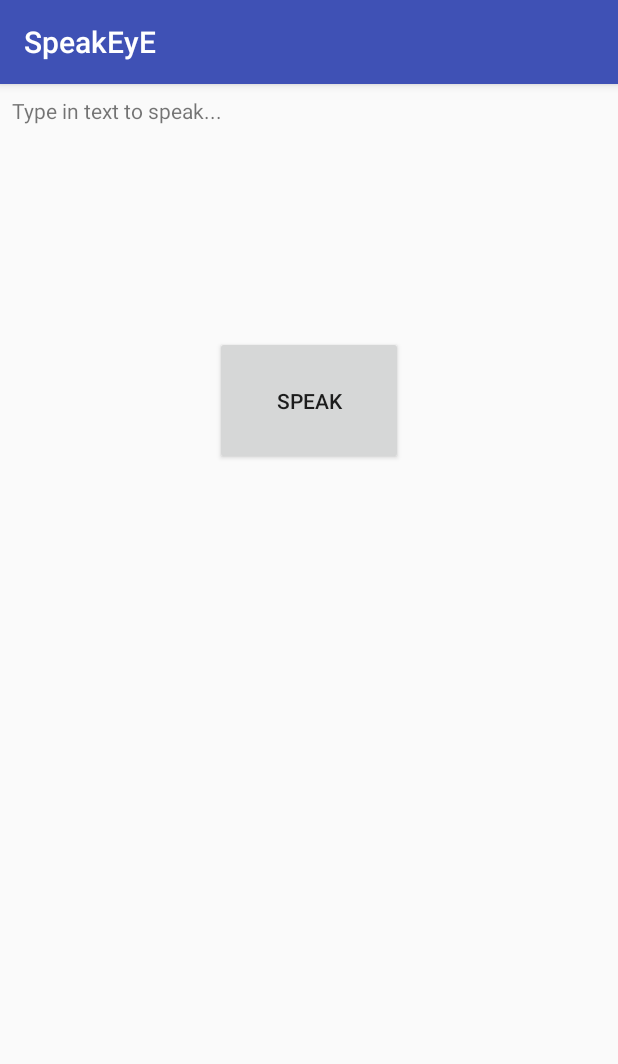
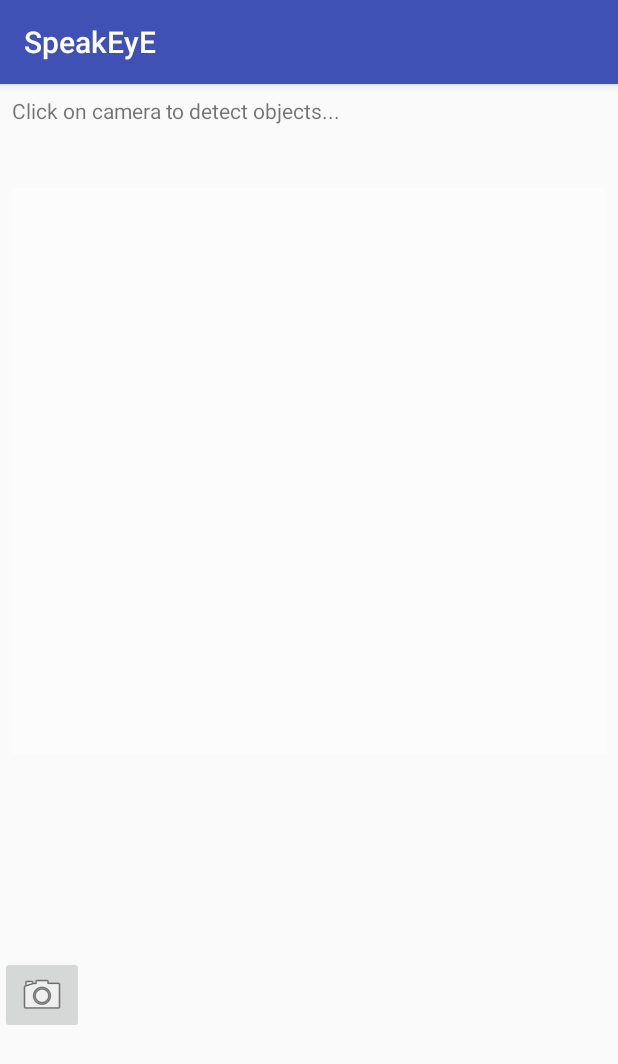
Before and after one commit to grumpySloth357/objectDetection, an Android app: the DetectObjectsActivity screen opened directly, with no data from a screen before it, on a phone screen of 412 x 824 dp. Shown: the top 1064 px of the screen. Run offline under Robolectric (Android 15) with nearby library versions, the phone set to English and light mode, and no system bars.

Commit message:
:pig_nose: adding object detection activity

```diff
--- a/SpeakEyE/app/src/main/AndroidManifest.xml
+++ b/SpeakEyE/app/src/main/AndroidManifest.xml
@@ -1,7 +1,10 @@
 <?xml version="1.0" encoding="utf-8"?>
 <manifest xmlns:android="http://schemas.android.com/apk/res/android"
     package="angrysloth357.speakeye">
-
+    <uses-feature android:name="android.hardware.camera"
+        android:required="true" />
+    <uses-permission android:name="android.permission.WRITE_EXTERNAL_STORAGE"
+        android:maxSdkVersion="18" />
     <application
         android:allowBackup="true"
         android:icon="@mipmap/ic_launcher"
--- a/SpeakEyE/app/src/main/res/layout/activity_detect_objects.xml
+++ b/SpeakEyE/app/src/main/res/layout/activity_detect_objects.xml
@@ -8,28 +8,37 @@
 
     <TextView
         android:id="@+id/speak_text"
-        android:layout_width="370dp"
-        android:layout_height="144dp"
-        android:layout_marginLeft="8dp"
-        android:layout_marginRight="8dp"
+        android:layout_width="0dp"
+        android:layout_height="53dp"
+        android:layout_marginEnd="8dp"
+        android:layout_marginStart="8dp"
         android:layout_marginTop="8dp"
-        android:text="Type in text to speak..."
-        app:layout_constraintHorizontal_bias="0.0"
-        app:layout_constraintLeft_toLeftOf="parent"
-        app:layout_constraintRight_toRightOf="parent"
-        app:layout_constraintTop_toTopOf="parent"
+        android:text="Click on camera to detect objects..."
+        app:layout_constraintEnd_toEndOf="parent"
+        app:layout_constraintHorizontal_bias="0.505"
+        app:layout_constraintStart_toStartOf="parent"
+        app:layout_constraintTop_toTopOf="parent" />
+
+    <ImageView
+        android:id="@+id/dispImage"
+        android:layout_width="0dp"
+        android:layout_height="377dp"
+        android:layout_marginEnd="8dp"
         android:layout_marginStart="8dp"
-        android:layout_marginEnd="8dp" />
+        android:layout_marginTop="8dp"
+        app:layout_constraintEnd_toEndOf="parent"
+        app:layout_constraintStart_toStartOf="parent"
+        app:layout_constraintTop_toBottomOf="@+id/speak_text"
+        app:srcCompat="@android:drawable/screen_background_light_transparent" />
 
-    <Button
-        android:id="@+id/speak_btn"
-        android:layout_width="125dp"
-        android:layout_height="86dp"
-        android:layout_marginTop="16dp"
-        android:text="Speak"
-        app:layout_constraintTop_toBottomOf="@+id/speak_text"
-        android:layout_marginRight="8dp"
-        app:layout_constraintRight_toRightOf="parent"
-        android:layout_marginLeft="8dp"
-        app:layout_constraintLeft_toLeftOf="parent" />
+    <ImageButton
+        android:id="@+id/detectBtn"
+        android:layout_width="wrap_content"
+        android:layout_height="wrap_content"
+        android:layout_marginBottom="8dp"
+        android:layout_marginTop="8dp"
+        app:layout_constraintBottom_toBottomOf="parent"
+        app:layout_constraintTop_toBottomOf="@+id/dispImage"
+        app:srcCompat="@android:drawable/ic_menu_camera"
+        tools:layout_editor_absoluteX="164dp" />
 </android.support.constraint.ConstraintLayout>
```
Also changed, not shown: SpeakEyE/app/src/main/java/angrysloth357/speakeye/DetectObjectsActivity.java (+32 -0 lines), SpeakEyE/app/src/main/res/layout/activity_main.xml (+14 -2 lines).
